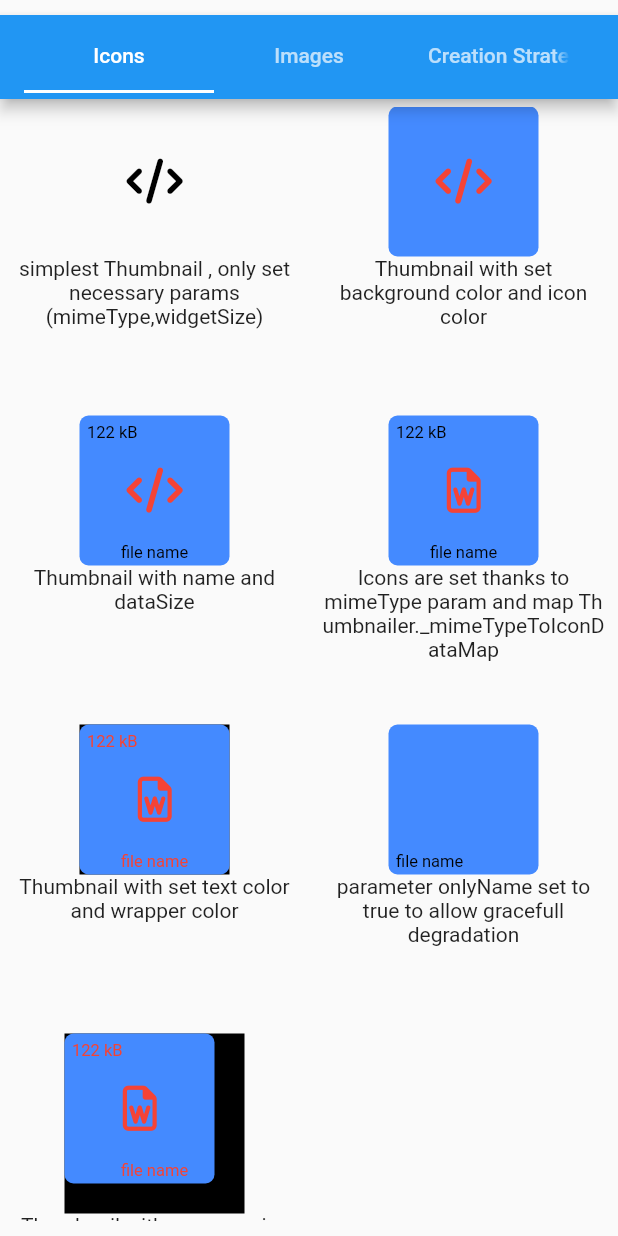
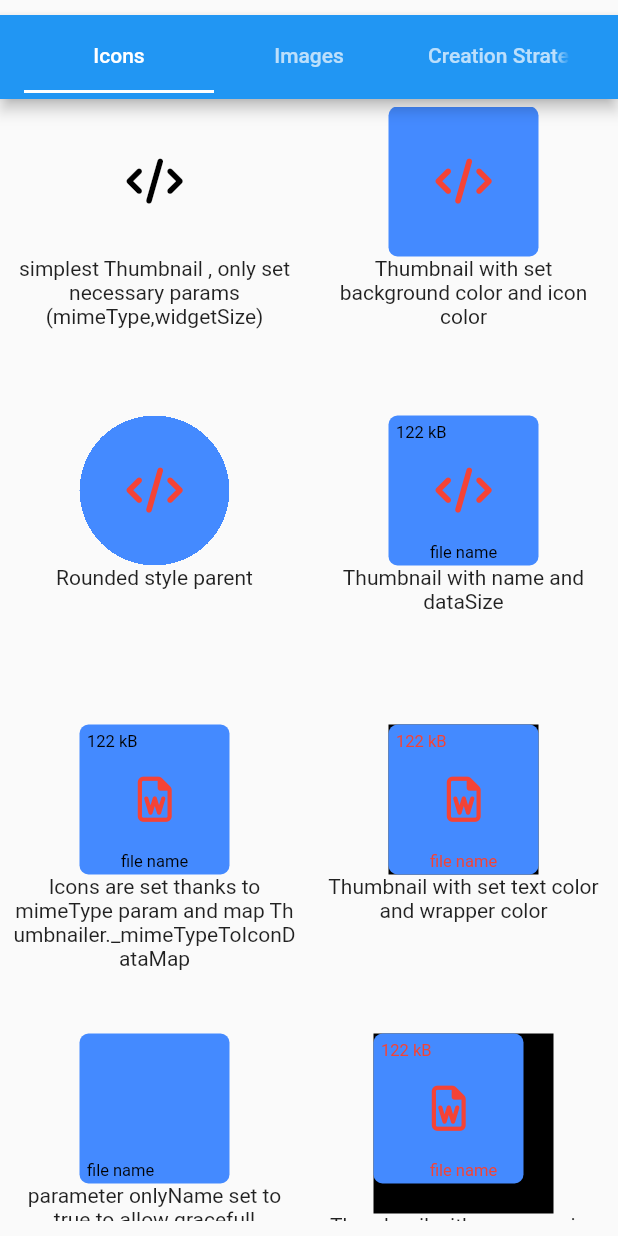
Before and after one commit to 4Q-s-r-o/thumbnailer, a Flutter app: the screen it shows after launch, on a phone screen of 412 x 824 dp. Run offline on Flutter 3.47's test engine with Material 2 defaults, Android fonts, the light colour scheme and no system bars; our stand-ins replace font_awesome_flutter; missing offline and left inert: pdfx, spreadsheet_decoder.

Commit message:
Release preparation

```diff
--- a/example/lib/main.dart
+++ b/example/lib/main.dart
@@ -74,6 +74,32 @@ class _MyAppState extends State<MyApp> {
                               padding: EdgeInsets.symmetric(horizontal: 7),
                               child: Text(
                                 'Thumbnail with set background color and icon color',
+                                overflow: TextOverflow.clip,
+                                textAlign: TextAlign.center,
+                              ),
+                            ),
+                          ],
+                        ),
+                        Column(
+                          children: <Widget>[
+                            Container(
+                              clipBehavior: Clip.hardEdge,
+                              decoration: const BoxDecoration(
+                                shape: BoxShape.circle
+                              ),
+                              child: Thumbnail(
+                                mimeType: 'text/html',
+                                widgetSize: 100,
+                                decoration: WidgetDecoration(
+                                  backgroundColor: Colors.blueAccent,
+                                  iconColor: Colors.red,
+                                ),
+                              ),
+                            ),
+                            const Padding(
+                              padding: EdgeInsets.symmetric(horizontal: 7),
+                              child: Text(
+                                'Rounded style parent',
                                 overflow: TextOverflow.clip,
                                 textAlign: TextAlign.center,
                               ),
--- a/pubspec.yaml
+++ b/pubspec.yaml
@@ -1,6 +1,6 @@
 name: thumbnailer
 description: Plugin that is able to generate thumbnails from files with various mime types. If thumbnail generation is not support for specific mime type, then a fallback icon is returned
-version: 2.1.0
+version: 2.2.0
 homepage: https://github.com/4Q-s-r-o/thumbnailer
 
 environment:
```
Also changed, not shown: 1 other file.
